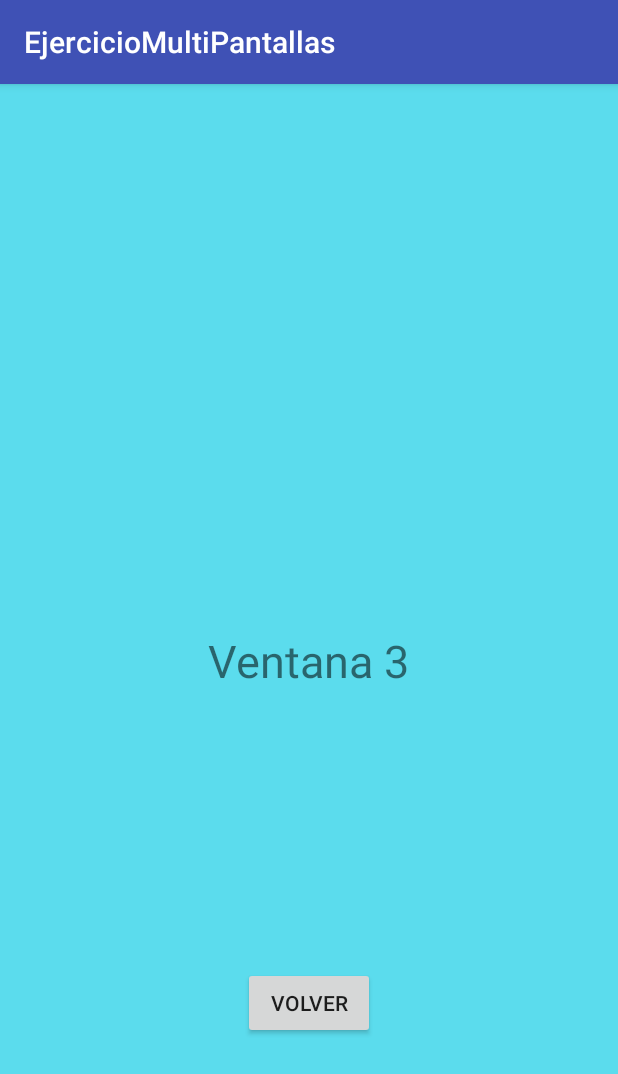
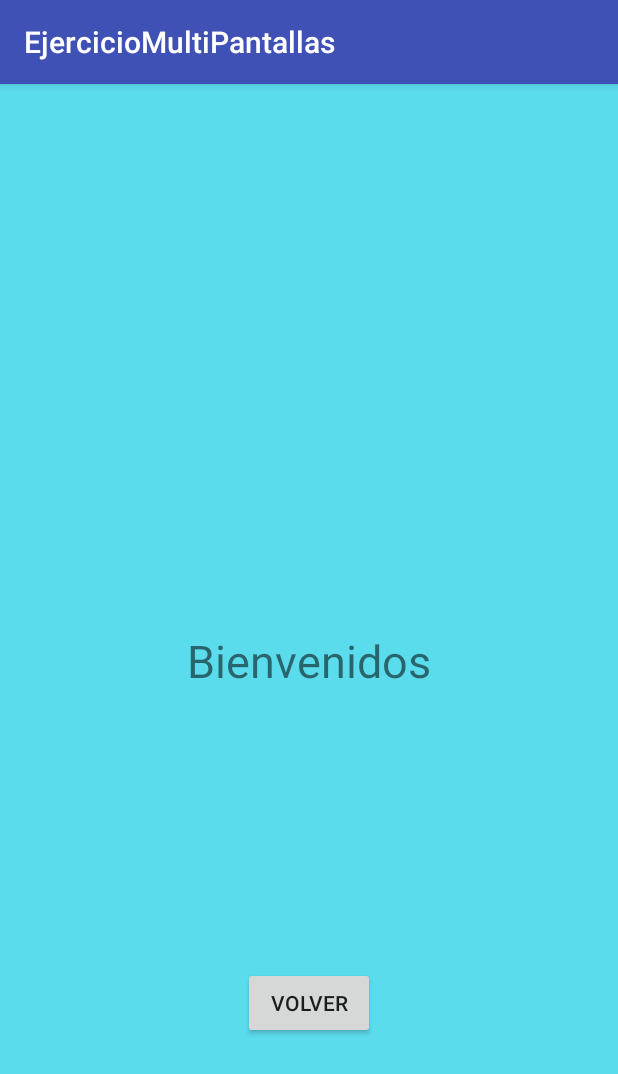
Before and after one commit to JoelCautiRojas/repositorio1, an Android app: the Main3Activity screen opened directly, with no data from a screen before it, on a phone screen of 412 x 824 dp. Shown: the top 1074 px of the screen. Run offline under Robolectric (Android 15) with nearby library versions, the phone set to English and light mode, and no system bars.

Commit message:
nueva version
nueva version

```diff
--- a/app/src/main/res/layout/activity_main3.xml
+++ b/app/src/main/res/layout/activity_main3.xml
@@ -18,7 +18,7 @@
         android:layout_marginStart="8dp"
         android:layout_marginTop="8dp"
         android:textSize="30sp"
-        android:text="Ventana 3"
+        android:text="Bienvenidos"
         app:layout_constraintBottom_toBottomOf="parent"
         app:layout_constraintEnd_toEndOf="parent"
         app:layout_constraintStart_toStartOf="parent"
```
